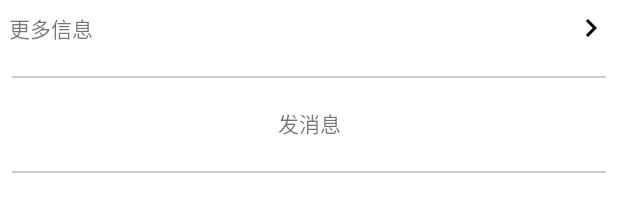
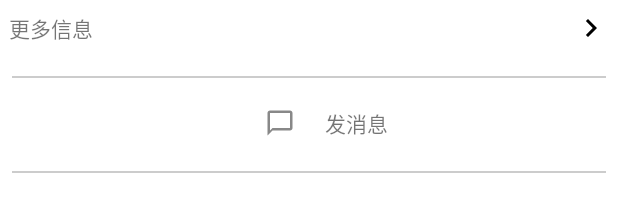
Before and after one commit to yenjuc/Pang_Chat_KT, an Android app: the layout activity_personal.xml on its own in the app's theme, with its tools: preview values and no code run, on a phone screen of 412 x 824 dp. Shown: the part 302-514 px from the top of the screen. Run offline under Robolectric (Android 15) with nearby library versions, the phone set to English and light mode, and no system bars.

Commit message:
完善contact页面的点击跳转 可以进入个人页面

```diff
--- a/app/src/main/java/com/example/pangchat/contact/Contact.kt
+++ b/app/src/main/java/com/example/pangchat/contact/Contact.kt
@@ -1,12 +1,12 @@
 package com.example.pangchat.contact
 
 class Contact(// 昵称
-        private val contactId: String,
+        private val userId: String,
         private val nickname: String?, // 头像
         private val avatarIcon: Int) {
 
-    fun getContactId(): String {
-        return contactId
+    fun getUserId(): String {
+        return userId
     }
 
 
--- a/app/src/main/java/com/example/pangchat/fragment/ContactsFragment.kt
+++ b/app/src/main/java/com/example/pangchat/fragment/ContactsFragment.kt
@@ -61,7 +61,11 @@ class ContactsFragment : Fragment() {
             if (userId != null) {
                 getContactInfo(userId)
                 contacts.clear()
-                contacts.addAll(_contactInfo.value?.friendsName?.map { Contact(userId, it, R.drawable.avatar1) }!!)
+                // contacts.addAll(_contactInfo.value?.friendsName?.map { Contact(userId, it, R.drawable.avatar1) }!!)
+                for (index in 0 until _contactInfo.value?.friendsId?.size!!) {
+                    contacts.add(Contact(_contactInfo.value?.friendsId!![index],
+                        _contactInfo.value?.friendsName!![index], R.drawable.avatar1))
+                }
                 recyclerView?.adapter?.notifyDataSetChanged()
             }
 
--- /dev/null
+++ b/app/src/main/java/com/example/pangchat/fragment/data/UserDataSource.kt
@@ -0,0 +1,4 @@
+package com.example.pangchat.fragment.data
+
+class UserDataSource {
+}
--- /dev/null
+++ b/app/src/main/res/drawable/baseline_chat_bubble_outline_black_24dp.xml
@@ -0,0 +1,4 @@
+<?xml version="1.0" encoding="UTF-8" standalone="no"?>
+<vector xmlns:android="http://schemas.android.com/apk/res/android" android:height="24dp" android:tint="#888888" android:viewportHeight="24.0" android:viewportWidth="24.0" android:width="24dp">
+  <path android:fillColor="@android:color/white" android:pathData="M20,2L4,2c-1.1,0 -2,0.9 -2,2v18l4,-4h14c1.1,0 2,-0.9 2,-2L22,4c0,-1.1 -0.9,-2 -2,-2zM20,16L6,16l-2,2L4,4h16v12z"/>
+</vector>
--- a/app/src/main/res/layout/activity_personal.xml
+++ b/app/src/main/res/layout/activity_personal.xml
@@ -75,7 +75,7 @@
                     android:textStyle="bold" />
 
                 <TextView
-                    android:id="@+id/post_content"
+                    android:id="@+id/userid_text"
                     android:layout_width="match_parent"
                     android:layout_height="wrap_content"
                     android:paddingVertical="8dp"
@@ -151,12 +151,28 @@
             android:layout_marginTop="2dp"
             android:foreground="@color/grey" />
 
-        <TextView
+        <LinearLayout
+            android:id="@+id/layout_message"
             android:layout_width="match_parent"
             android:layout_height="60dp"
-            android:clickable="true"
-            android:gravity="center_vertical|center_horizontal"
-            android:text="发消息" />
+            android:orientation="horizontal"
+            android:clickable="true">
+
+            <ImageView
+                android:layout_width="wrap_content"
+                android:layout_height="match_parent"
+                android:layout_weight="1"
+                android:padding="20dp"
+                android:scaleType="fitEnd"
+                android:src="@drawable/baseline_chat_bubble_outline_black_24dp"/>
+
+            <TextView
+                android:layout_width="wrap_content"
+                android:layout_height="match_parent"
+                android:gravity="center_vertical|start"
+                android:layout_weight="1"
+                android:text="发消息" />
+        </LinearLayout>
 
         <View
             android:layout_width="match_parent"
```
Also changed, not shown: app/src/main/java/com/example/pangchat/PersonalActivity.kt (+28 -0 lines), app/src/main/java/com/example/pangchat/contact/ContactAdapter.kt (+7 -2 lines).
